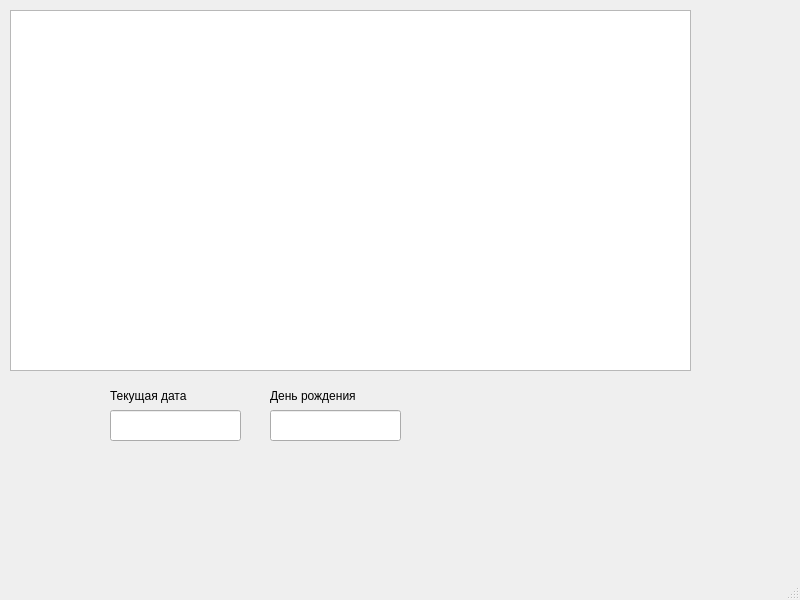
First picture: the form in mainwindow.ui, repository EGIRD/Task_1_LR_2, before the edit.
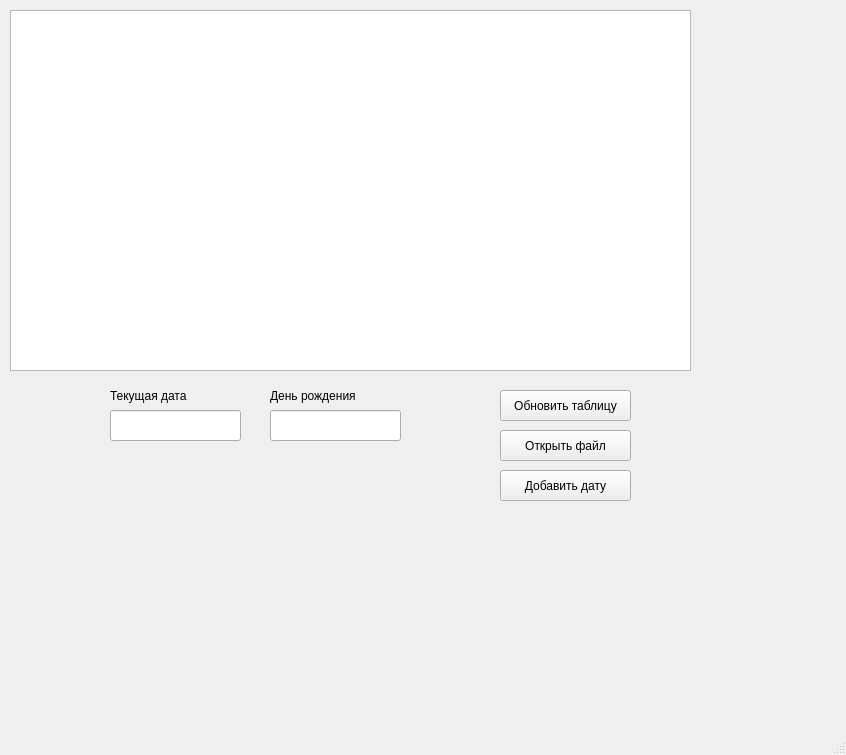
Second picture: the form after the edit.

Diff of the .ui file:
```diff
--- a/mainwindow.ui
+++ b/mainwindow.ui
@@ -6,8 +6,8 @@
    <rect>
     <x>0</x>
     <y>0</y>
-    <width>800</width>
-    <height>600</height>
+    <width>846</width>
+    <height>755</height>
    </rect>
   </property>
   <property name="windowTitle">
@@ -70,6 +70,45 @@
      <string>День рождения</string>
     </property>
    </widget>
+   <widget class="QPushButton" name="updateButton">
+    <property name="geometry">
+     <rect>
+      <x>500</x>
+      <y>390</y>
+      <width>131</width>
+      <height>31</height>
+     </rect>
+    </property>
+    <property name="text">
+     <string>Обновить таблицу</string>
+    </property>
+   </widget>
+   <widget class="QPushButton" name="openFileButton">
+    <property name="geometry">
+     <rect>
+      <x>500</x>
+      <y>430</y>
+      <width>131</width>
+      <height>31</height>
+     </rect>
+    </property>
+    <property name="text">
+     <string>Открыть файл</string>
+    </property>
+   </widget>
+   <widget class="QPushButton" name="addButton">
+    <property name="geometry">
+     <rect>
+      <x>500</x>
+      <y>470</y>
+      <width>131</width>
+      <height>31</height>
+     </rect>
+    </property>
+    <property name="text">
+     <string>Добавить дату</string>
+    </property>
+   </widget>
   </widget>
   <widget class="QMenuBar" name="menubar">
    <property name="geometry">
```
Left out of the diff: 2 changed lines with no effect on the pictures.
